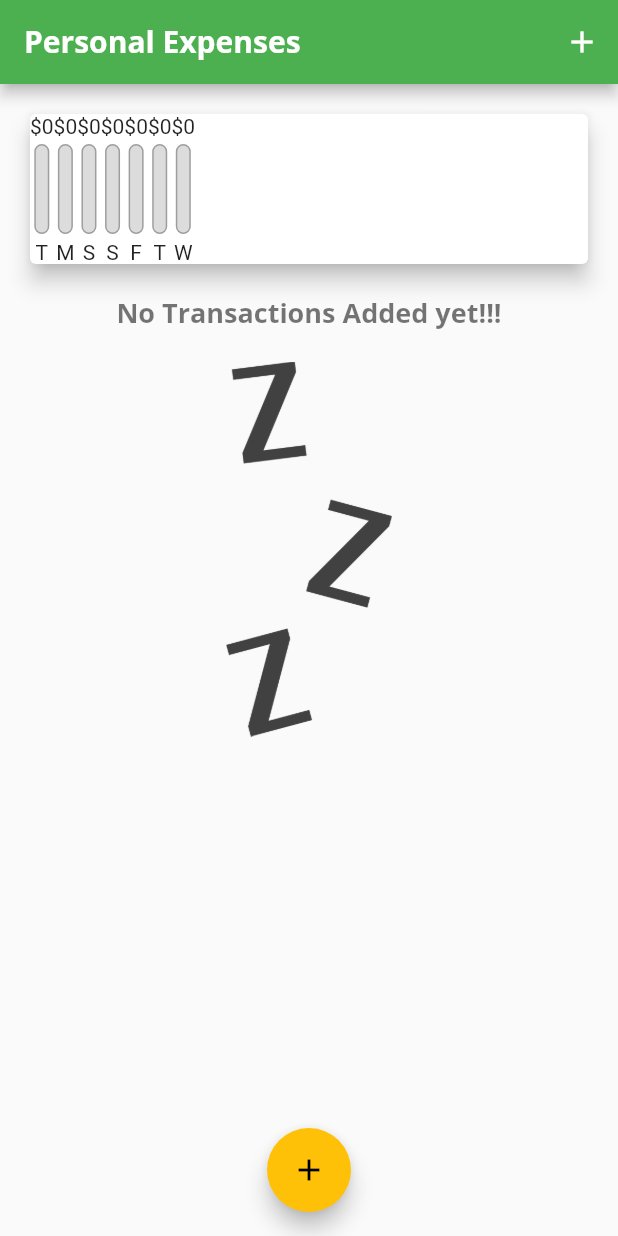
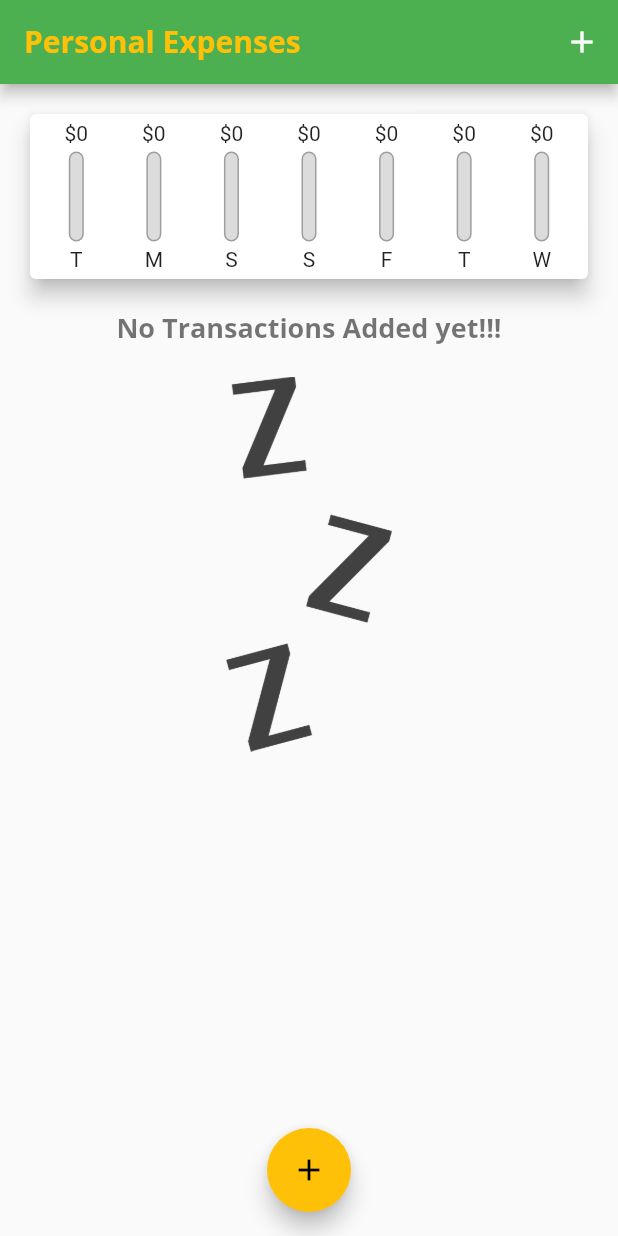
Before and after one commit to atif329/expense_app, a Flutter app: the screen it shows after launch, on a phone screen of 412 x 824 dp. Run offline on Flutter 3.47's test engine with Material 2 defaults, Android fonts, the light colour scheme and no system bars.

Commit message:
Chart bar updated

```diff
--- a/lib/main.dart
+++ b/lib/main.dart
@@ -100,10 +100,10 @@ class _MyHomePageState extends State<MyHomePage> {
   Widget build(BuildContext context) {
     return Scaffold(
       appBar: AppBar(
-        title: const Text(
-          "Personal Expenses",
-          // style: TextStyle(fontFamily: 'OpenSans'),
-        ),
+        title: const Text("Personal Expenses",
+            style: TextStyle(color: Colors.amber)
+            //TextStyle(fontFamily: 'OpenSans'),
+            ),
         actions: [
           IconButton(
             onPressed: () => _startAddNewTransaction(context),
--- a/lib/widgets/chart.dart
+++ b/lib/widgets/chart.dart
@@ -41,14 +41,21 @@ class Chart extends StatelessWidget {
     return Card(
       elevation: 6,
       margin: EdgeInsets.all(20),
+      child: Padding(
+        padding: EdgeInsets.all(5),
         child: Row(
+          mainAxisAlignment: MainAxisAlignment.spaceAround,
           children: groupedTransactionValues.map((data) {
-          return ChartBar(
+            return Flexible(
+              fit: FlexFit.tight,
+              child: ChartBar(
                 data['day'] as String,
                 data['amount'] as double,
                 (data['amount'] as double) / totalSpending,
+              ),
             );
           }).toList(),
+        ),
       ),
     );
   }
--- a/lib/widgets/chart_bar.dart
+++ b/lib/widgets/chart_bar.dart
@@ -4,15 +4,18 @@ class ChartBar extends StatelessWidget {
   final String label;
   final double spendingAmount;
   final double spendingPctOfTotal;
-  ChartBar(this.label, this.spendingAmount, this.spendingPctOfTotal);
+  const ChartBar(this.label, this.spendingAmount, this.spendingPctOfTotal);
   @override
   Widget build(BuildContext context) {
     return Column(
       children: [
-        Text("\$${spendingAmount.toStringAsFixed(0)}"),
-        SizedBox(
+        FittedBox(
+          child: Text("\$${spendingAmount.toStringAsFixed(0)}"),
+        ),
+        const SizedBox(
           height: 4,
         ),
+        // ignore: sized_box_for_whitespace
         Container(
           height: 60,
           width: 10,
@@ -39,7 +42,7 @@ class ChartBar extends StatelessWidget {
             ],
           ),
         ),
-        SizedBox(
+        const SizedBox(
           height: 4,
         ),
         Text(label),
```
Also changed, not shown: pubspec.lock. Lines whose indentation alone changed are shown as unchanged.
